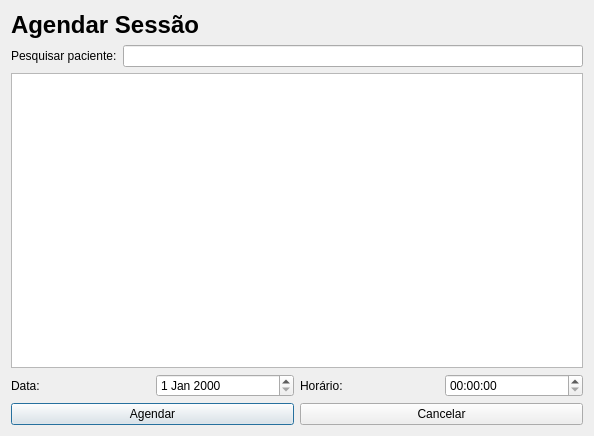
juander/Projeto_CPP, file clinica_cpp/cadastrosessao.ui: the form before one commit.
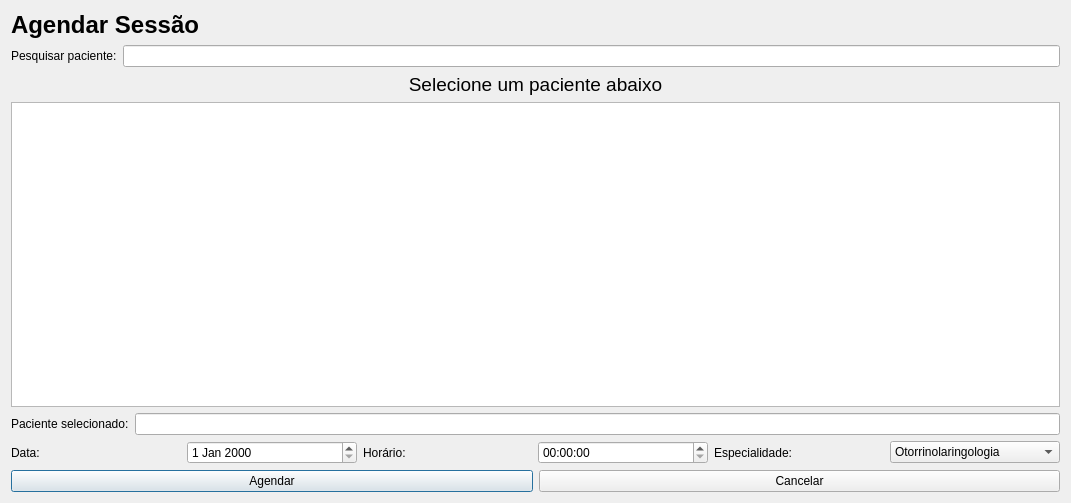
The form after the commit.

Diff of the .ui file:
```diff
--- a/clinica_cpp/cadastrosessao.ui
+++ b/clinica_cpp/cadastrosessao.ui
@@ -6,10 +6,16 @@
    <rect>
     <x>0</x>
     <y>0</y>
-    <width>594</width>
-    <height>436</height>
+    <width>1071</width>
+    <height>503</height>
    </rect>
   </property>
+  <property name="minimumSize">
+   <size>
+    <width>700</width>
+    <height>350</height>
+   </size>
+  </property>
   <property name="windowTitle">
    <string>Dialog</string>
   </property>
@@ -37,9 +43,30 @@
        </item>
       </layout>
      </item>
+     <item>
+      <widget class="QLabel" name="label_2">
+       <property name="text">
+        <string>&lt;html&gt;&lt;head/&gt;&lt;body&gt;&lt;p align=&quot;center&quot;&gt;&lt;span style=&quot; font-size:14pt;&quot;&gt;Selecione um paciente abaixo&lt;/span&gt;&lt;/p&gt;&lt;/body&gt;&lt;/html&gt;</string>
+       </property>
+      </widget>
+     </item>
      <item>
       <widget class="QTableWidget" name="tw_paciente_ses"/>
      </item>
+     <item>
+      <layout class="QHBoxLayout" name="horizontalLayout_3">
+       <item>
+        <widget class="QLabel" name="label_4">
+         <property name="text">
+          <string>Paciente selecionado:</string>
+         </property>
+        </widget>
+       </item>
+       <item>
+        <widget class="QLineEdit" name="txtPacienteSelecionado"/>
+       </item>
+      </layout>
+     </item>
      <item>
       <layout class="QHBoxLayout" name="horizontalLayout_2">
        <item>
@@ -62,6 +89,32 @@
        <item>
         <widget class="QTimeEdit" name="horaAgenda"/>
        </item>
+       <item>
+        <widget class="QLabel" name="label_7">
+         <property name="text">
+          <string>Especialidade:</string>
+         </property>
+        </widget>
+       </item>
+       <item>
+        <widget class="QComboBox" name="comboBoxEspecialidades">
+         <item>
+          <property name="text">
+           <string>Otorrinolaringologia</string>
+          </property>
+         </item>
+         <item>
+          <property name="text">
+           <string>Fisioterapia</string>
+          </property>
+         </item>
+         <item>
+          <property name="text">
+           <string>Fonoaudiologia</string>
+          </property>
+         </item>
+        </widget>
+       </item>
       </layout>
      </item>
      <item>
```
